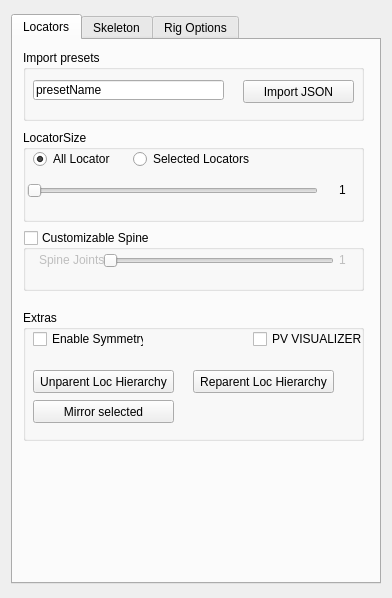
Above: UI_Files/AutoRigger_v01.ui from Eirinjms/autoRigger before the change. Below: the same form after it.
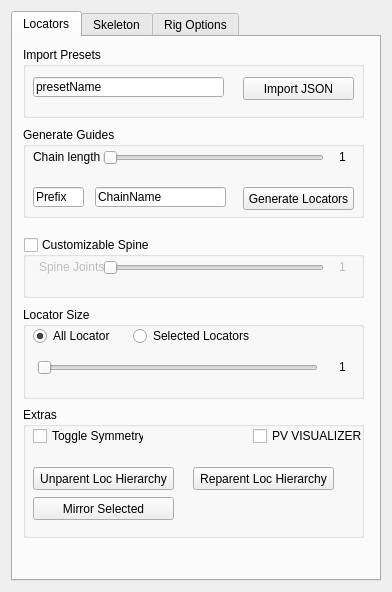
That is the form after the change. The open tabs and pages were chosen to show the change.

```diff
--- a/UI_Files/AutoRigger_v01.ui
+++ b/UI_Files/AutoRigger_v01.ui
@@ -7,7 +7,7 @@
     <x>0</x>
     <y>0</y>
     <width>388</width>
-    <height>598</height>
+    <height>589</height>
    </rect>
   </property>
   <property name="windowTitle">
@@ -39,7 +39,7 @@
        <property name="geometry">
         <rect>
          <x>10</x>
-         <y>270</y>
+         <y>370</y>
          <width>341</width>
          <height>131</height>
         </rect>
@@ -57,7 +57,7 @@
          </rect>
         </property>
         <property name="text">
-         <string>Enable Symmetry</string>
+         <string>Toggle Symmetry</string>
         </property>
        </widget>
        <widget class="QCheckBox" name="pvViz_checkBox">
@@ -83,7 +83,7 @@
          </rect>
         </property>
         <property name="text">
-         <string>Mirror selected</string>
+         <string>Mirror Selected</string>
         </property>
        </widget>
        <widget class="QPushButton" name="ReparentLocHierarchy_Bipedal">
@@ -129,13 +129,13 @@
        <property name="geometry">
         <rect>
          <x>10</x>
-         <y>90</y>
+         <y>270</y>
          <width>341</width>
          <height>92</height>
         </rect>
        </property>
        <property name="title">
-        <string>LocatorSize</string>
+        <string>Locator Size</string>
        </property>
        <widget class="QRadioButton" name="radioButton_3">
         <property name="geometry">
@@ -191,9 +191,9 @@
        <widget class="QSlider" name="horizontalSlider_7">
         <property name="geometry">
          <rect>
-          <x>4</x>
+          <x>14</x>
           <y>50</y>
-          <width>291</width>
+          <width>281</width>
           <height>22</height>
          </rect>
         </property>
@@ -243,7 +243,7 @@
         </rect>
        </property>
        <property name="title">
-        <string>Import presets</string>
+        <string>Import Presets</string>
        </property>
        <widget class="QPushButton" name="ImportPreset_Locators">
         <property name="geometry">
@@ -288,7 +288,7 @@
        <property name="geometry">
         <rect>
          <x>10</x>
-         <y>190</y>
+         <y>200</y>
          <width>341</width>
          <height>61</height>
         </rect>
@@ -307,7 +307,7 @@
          <rect>
           <x>80</x>
           <y>20</y>
-          <width>231</width>
+          <width>221</width>
           <height>22</height>
          </rect>
         </property>
@@ -369,6 +369,121 @@
         </property>
        </widget>
       </widget>
+      <widget class="QGroupBox" name="groupBox">
+       <property name="geometry">
+        <rect>
+         <x>10</x>
+         <y>90</y>
+         <width>341</width>
+         <height>91</height>
+        </rect>
+       </property>
+       <property name="title">
+        <string>Generate Guides</string>
+       </property>
+       <widget class="QSlider" name="GuideChainLenght_Slider">
+        <property name="geometry">
+         <rect>
+          <x>80</x>
+          <y>20</y>
+          <width>221</width>
+          <height>22</height>
+         </rect>
+        </property>
+        <property name="minimum">
+         <number>1</number>
+        </property>
+        <property name="maximum">
+         <number>16</number>
+        </property>
+        <property name="singleStep">
+         <number>1</number>
+        </property>
+        <property name="orientation">
+         <enum>Qt::Horizontal</enum>
+        </property>
+       </widget>
+       <widget class="QLabel" name="TwistJoint_Number_5">
+        <property name="geometry">
+         <rect>
+          <x>300</x>
+          <y>20</y>
+          <width>41</width>
+          <height>20</height>
+         </rect>
+        </property>
+        <property name="layoutDirection">
+         <enum>Qt::LeftToRight</enum>
+        </property>
+        <property name="text">
+         <string>1</string>
+        </property>
+        <property name="textFormat">
+         <enum>Qt::AutoText</enum>
+        </property>
+        <property name="indent">
+         <number>16</number>
+        </property>
+       </widget>
+       <widget class="QLabel" name="label">
+        <property name="geometry">
+         <rect>
+          <x>10</x>
+          <y>20</y>
+          <width>71</width>
+          <height>20</height>
+         </rect>
+        </property>
+        <property name="text">
+         <string>Chain length</string>
+        </property>
+       </widget>
+       <widget class="QPushButton" name="UnparentLocHierarchy_Bipedal_2">
+        <property name="geometry">
+         <rect>
+          <x>220</x>
+          <y>60</y>
+          <width>111</width>
+          <height>23</height>
+         </rect>
+        </property>
+        <property name="toolTip">
+         <string>Unparents and saves the hierarchy</string>
+        </property>
+        <property name="toolTipDuration">
+         <number>5000</number>
+        </property>
+        <property name="text">
+         <string>Generate Locators</string>
+        </property>
+       </widget>
+       <widget class="QLineEdit" name="lineEdit">
+        <property name="geometry">
+         <rect>
+          <x>72</x>
+          <y>60</y>
+          <width>131</width>
+          <height>20</height>
+         </rect>
+        </property>
+        <property name="text">
+         <string>ChainName</string>
+        </property>
+       </widget>
+       <widget class="QLineEdit" name="lineEdit_2">
+        <property name="geometry">
+         <rect>
+          <x>10</x>
+          <y>60</y>
+          <width>51</width>
+          <height>20</height>
+         </rect>
+        </property>
+        <property name="text">
+         <string>Prefix</string>
+        </property>
+       </widget>
+      </widget>
      </widget>
      <widget class="QWidget" name="tab_3">
       <attribute name="title">
```
Left out of the diff: 12 changed lines with no effect on the pictures.
